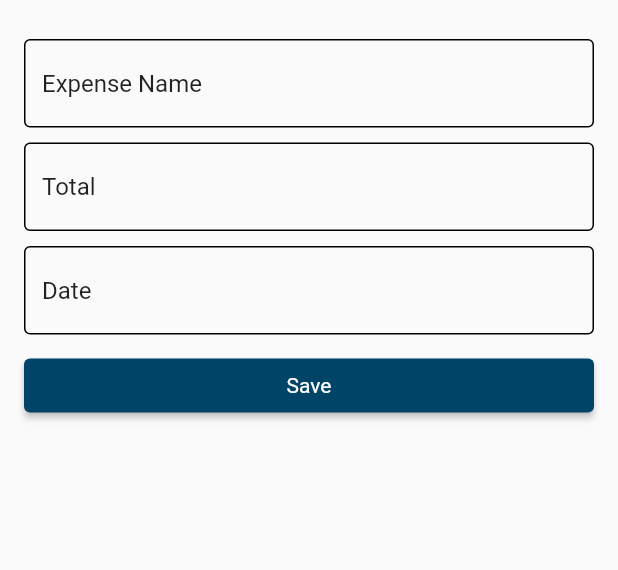
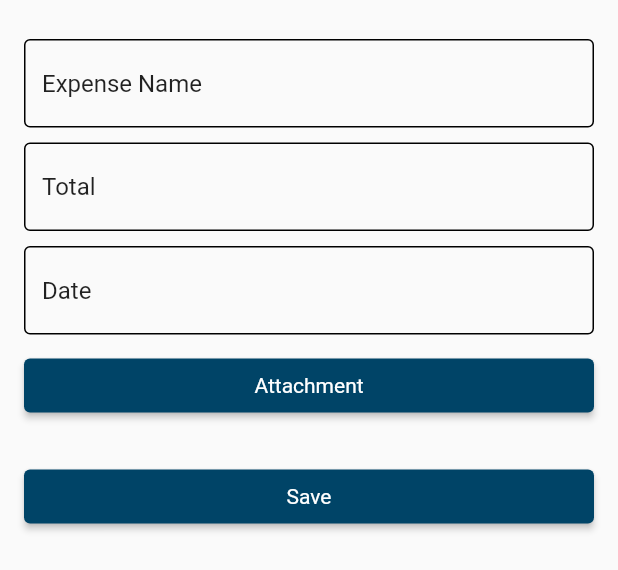
Before and after one commit to kit-t/appwrite-devhackathon2022, a Flutter app: the AddExpense widget shown alone on an empty page, opened directly, on a phone screen of 412 x 824 dp. Shown: the top 570 px of the screen. Run offline on Flutter 3.47's test engine with Material 2 defaults, Android fonts, the phone set to English and light mode, and no system bars; drawn by our look-alikes of flutter_platform_widgets; our stand-ins replace appwrite, image_picker; accounts and stored records are empty; network calls fail.

Commit message:
upload & preview attachment

```diff
--- a/mobile/lib/features/expense/models/expense.dart
+++ b/mobile/lib/features/expense/models/expense.dart
@@ -3,6 +3,7 @@ class ExpenseFields {
   static const String name = "name";
   static const String totalAmt = "totalAmt";
   static const String userId = "userId";
+  static const String attachmentId = "attachmentId";
   static const String date = "date";
   static const String createdAt = "createdAt";
   static const String updatedAt = "updatedAt";
@@ -13,6 +14,7 @@ class Expense {
   late String name;
   late double totalAmt;
   String? userId;
+  String? attachmentId;
   late DateTime date;
   DateTime? createdAt;
   DateTime? updatedAt;
@@ -22,6 +24,7 @@ class Expense {
     required this.name,
     required this.totalAmt,
     this.userId,
+    this.attachmentId,
     required this.date,
     this.createdAt,
     this.updatedAt,
@@ -32,6 +35,7 @@ class Expense {
     name = json[ExpenseFields.name];
     totalAmt = json[ExpenseFields.totalAmt].toDouble();
     userId = json[ExpenseFields.userId];
+    attachmentId = json[ExpenseFields.attachmentId];
     date = DateTime.fromMillisecondsSinceEpoch(json[ExpenseFields.date]);
     createdAt = DateTime.fromMillisecondsSinceEpoch(json[ExpenseFields.createdAt]);
     updatedAt = DateTime.fromMillisecondsSinceEpoch(json[ExpenseFields.updatedAt]);
@@ -43,6 +47,7 @@ class Expense {
     json[ExpenseFields.name] = name;
     json[ExpenseFields.totalAmt] = totalAmt;
     json[ExpenseFields.userId] = userId;
+    json[ExpenseFields.attachmentId] = attachmentId;
     json[ExpenseFields.date] = date.millisecondsSinceEpoch;
     json[ExpenseFields.createdAt] = createdAt?.millisecondsSinceEpoch;
     json[ExpenseFields.updatedAt] = updatedAt?.millisecondsSinceEpoch;
--- a/mobile/lib/features/expense/widgets/add_expense.dart
+++ b/mobile/lib/features/expense/widgets/add_expense.dart
@@ -1,5 +1,6 @@
 import 'package:flutter/material.dart';
 import 'package:flutter_platform_widgets/flutter_platform_widgets.dart';
+import 'package:image_picker/image_picker.dart';
 import 'package:intl/intl.dart';
 import 'package:provider/provider.dart';
 import 'package:the_expenses_app/features/auth/notifiers/auth_state.dart';
@@ -17,6 +18,8 @@ class _AddExpenseState extends State<AddExpense> {
   final TextEditingController _name = TextEditingController();
   final TextEditingController _totalAmt = TextEditingController();
   final TextEditingController _date = TextEditingController();
+  final ImagePicker _imagePicker = ImagePicker();
+  String? _attachment;
 
   @override
   Widget build(BuildContext context) {
@@ -47,6 +50,19 @@ class _AddExpenseState extends State<AddExpense> {
         ),
         const SizedBox(height: 10.0),
         PlatformElevatedButton(
+          child: const Text('Attachment'),
+          onPressed: () async {
+            XFile? image = await _imagePicker.pickImage(source: ImageSource.gallery);
+            setState(() {
+              _attachment = image?.path;
+            });
+          },
+        ),
+        Center(
+          child: Text(_attachment?.split('/').last ?? ""),
+        ),
+        const SizedBox(height: 10.0),
+        PlatformElevatedButton(
           child: const Text('Save'),
           onPressed: () async {
             String? userId =
@@ -62,16 +78,19 @@ class _AddExpenseState extends State<AddExpense> {
               );
               ExpenseState expenseState =
                   Provider.of<ExpenseState>(context, listen: false);
-              if (await expenseState.createExpense(expense) != null) {
+              if (await expenseState.createExpense(expense, attachmentPath: _attachment) != null) {
                 _name.clear();
                 _totalAmt.clear();
                 _date.clear();
+                setState(() {
+                  _attachment = null;
+                });
               }
             } catch (e) {
               print(e);
             }
           },
-        )
+        ),
       ],
     );
   }
--- a/mobile/lib/utils/appwrite.dart
+++ b/mobile/lib/utils/appwrite.dart
@@ -3,7 +3,8 @@ import 'package:appwrite/appwrite.dart';
 class Appwrite {
   static const String endpoint = "https://kit-t-appwrite.loca.lt/v1";
   static const String projectId = "626509630c2a5b97d779";
-  static const String expensesCollId = "626e752c9989a44f2917";
+  static const String expensesCollId = "626e752c9989a44f2916";
+  static const String expenseAttachmentsBucketId = "62779084d7165ab097c6";
 
   static Client get _client {
     Client client = Client(endPoint: endpoint);
--- a/mobile/pubspec.yaml
+++ b/mobile/pubspec.yaml
@@ -39,6 +39,7 @@ dependencies:
   provider: ^6.0.2
   validators: ^3.0.0
   intl: ^0.17.0
+  image_picker: ^0.8.5
 
 dev_dependencies:
   flutter_test:
```
Also changed, not shown: appwrite/projects/devhackathon2022/appwrite.json (added, +80 -0 lines), mobile/lib/features/expense/notifiers/expense_state.dart (+36 -1 lines), mobile/lib/features/expense/widgets/expense_list_item.dart (+14 -1 lines), mobile/pubspec.lock.
